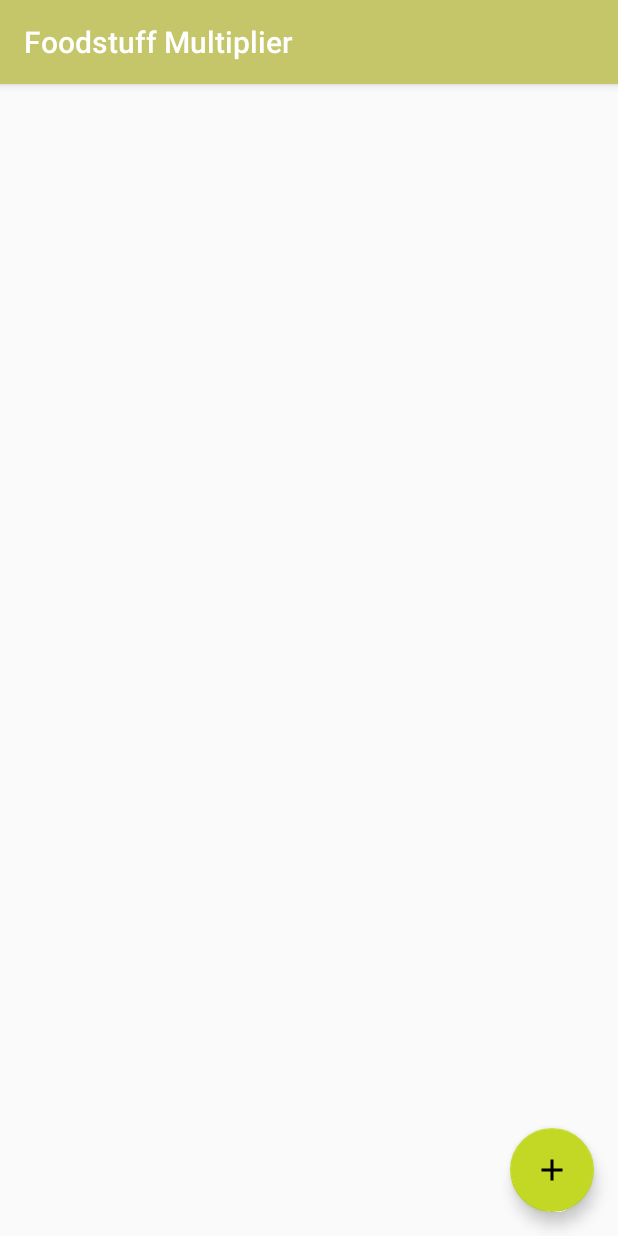
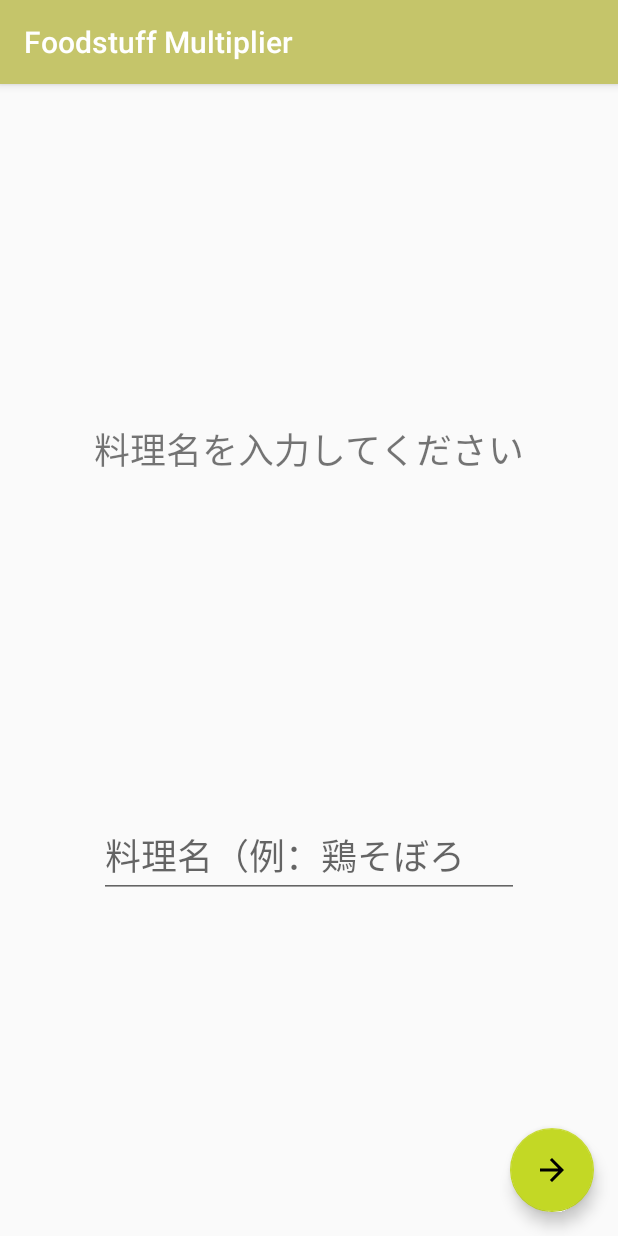
Before and after one commit to otsuka-kohei/foodstuff-multiplier, an Android app: the screen it shows after launch (MainActivity), after a tap on an icon or button, on a phone screen of 412 x 824 dp. Run offline under Robolectric (Android 15) with nearby library versions, the phone set to English and light mode, and no system bars; our stand-ins replace navigation-ui; 3 statements that could not run were skipped.

Commit message:
料理名入力画面を追加

```diff
--- a/app/src/main/java/com/example/foodstuff_multiplier/MainActivity.kt
+++ b/app/src/main/java/com/example/foodstuff_multiplier/MainActivity.kt
@@ -18,9 +18,7 @@ class MainActivity : AppCompatActivity() {
         val navigationController = findNavController(navigationHostFragment)
         val appBarConfiguration = AppBarConfiguration(navigationController.graph)
         setupActionBarWithNavController(navigationController, appBarConfiguration)
+    }
 
-        addDishButton.setOnClickListener {
-
-        }
-    }
+    override fun onSupportNavigateUp() = findNavController(navigationHostFragment).navigateUp()
 }
--- a/app/src/main/java/com/example/foodstuff_multiplier/fragments/DishListFragment.kt
+++ b/app/src/main/java/com/example/foodstuff_multiplier/fragments/DishListFragment.kt
@@ -7,8 +7,10 @@ import androidx.fragment.app.Fragment
 import android.view.LayoutInflater
 import android.view.View
 import android.view.ViewGroup
+import androidx.navigation.fragment.findNavController
 
 import com.example.foodstuff_multiplier.R
+import kotlinx.android.synthetic.main.fragment_dish_list.*
 
 class DishListFragment : Fragment() {
 
@@ -19,4 +21,13 @@ class DishListFragment : Fragment() {
         // Inflate the layout for this fragment
         return inflater.inflate(R.layout.fragment_dish_list, container, false)
     }
+
+
+    override fun onActivityCreated(savedInstanceState: Bundle?) {
+        super.onActivityCreated(savedInstanceState)
+
+        addDishButton.setOnClickListener {
+            findNavController().navigate(R.id.action_dishListFragment_to_inputDishNameFragment)
+        }
+    }
 }
--- /dev/null
+++ b/app/src/main/java/com/example/foodstuff_multiplier/fragments/InputDishNameFragment.kt
@@ -0,0 +1,20 @@
+package com.example.foodstuff_multiplier.fragments
+
+import android.os.Bundle
+import androidx.fragment.app.Fragment
+import android.view.LayoutInflater
+import android.view.View
+import android.view.ViewGroup
+
+import com.example.foodstuff_multiplier.R
+
+class InputDishNameFragment : Fragment() {
+
+    override fun onCreateView(
+        inflater: LayoutInflater, container: ViewGroup?,
+        savedInstanceState: Bundle?
+    ): View? {
+        // Inflate the layout for this fragment
+        return inflater.inflate(R.layout.fragment_input_dish_name, container, false)
+    }
+}
--- /dev/null
+++ b/app/src/main/res/anim/slide_from_right.xml
@@ -0,0 +1,7 @@
+<?xml version="1.0" encoding="utf-8"?>
+<set xmlns:android="http://schemas.android.com/apk/res/android">
+    <translate android:fromXDelta="100%p" android:toXDelta="0"
+        android:duration="@android:integer/config_mediumAnimTime" />
+    <alpha android:fromAlpha="0.0" android:toAlpha="1.0"
+        android:duration="@android:integer/config_mediumAnimTime" />
+</set>
--- /dev/null
+++ b/app/src/main/res/anim/slide_to_left.xml
@@ -0,0 +1,7 @@
+<?xml version="1.0" encoding="utf-8"?>
+<set xmlns:android="http://schemas.android.com/apk/res/android">
+    <translate android:fromXDelta="0" android:toXDelta="-100%p"
+        android:duration="@android:integer/config_mediumAnimTime" />
+    <alpha android:fromAlpha="1.0" android:toAlpha="0.0"
+        android:duration="@android:integer/config_mediumAnimTime" />
+</set>
--- /dev/null
+++ b/app/src/main/res/drawable-anydpi/ic_arrow_forward.xml
@@ -0,0 +1,9 @@
+<vector xmlns:android="http://schemas.android.com/apk/res/android"
+        android:width="24dp"
+        android:height="24dp"
+        android:viewportWidth="24.0"
+        android:viewportHeight="24.0">
+    <path
+        android:fillColor="#FF000000"
+        android:pathData="M12,4l-1.41,1.41L16.17,11H4v2h12.17l-5.58,5.59L12,20l8,-8z"/>
+</vector>
--- /dev/null
+++ b/app/src/main/res/drawable-anydpi/ic_navigate_next.xml
@@ -0,0 +1,9 @@
+<vector xmlns:android="http://schemas.android.com/apk/res/android"
+        android:width="24dp"
+        android:height="24dp"
+        android:viewportWidth="24.0"
+        android:viewportHeight="24.0">
+    <path
+        android:fillColor="#FF000000"
+        android:pathData="M10,6L8.59,7.41 13.17,12l-4.58,4.59L10,18l6,-6z"/>
+</vector>
--- /dev/null
+++ b/app/src/main/res/layout/fragment_input_dish_name.xml
@@ -0,0 +1,45 @@
+<?xml version="1.0" encoding="utf-8"?>
+<androidx.constraintlayout.widget.ConstraintLayout xmlns:android="http://schemas.android.com/apk/res/android"
+    xmlns:app="http://schemas.android.com/apk/res-auto"
+    xmlns:tools="http://schemas.android.com/tools"
+    android:layout_width="match_parent"
+    android:layout_height="match_parent"
+    tools:context=".fragments.InputDishNameFragment">
+
+    <!-- TODO: Update blank fragment layout -->
+
+    <EditText
+        android:id="@+id/editText"
+        android:layout_width="wrap_content"
+        android:layout_height="wrap_content"
+        android:ems="10"
+        android:hint="料理名（例：鶏そぼろ"
+        android:inputType="textPersonName"
+        android:textSize="24sp"
+        app:layout_constraintBottom_toBottomOf="parent"
+        app:layout_constraintEnd_toEndOf="parent"
+        app:layout_constraintStart_toStartOf="parent"
+        app:layout_constraintTop_toBottomOf="@+id/textView" />
+
+    <TextView
+        android:id="@+id/textView"
+        android:layout_width="wrap_content"
+        android:layout_height="wrap_content"
+        android:text="料理名を入力してください"
+        android:textSize="24sp"
+        app:layout_constraintBottom_toTopOf="@+id/editText"
+        app:layout_constraintEnd_toEndOf="parent"
+        app:layout_constraintStart_toStartOf="parent"
+        app:layout_constraintTop_toTopOf="parent" />
+
+    <com.google.android.material.floatingactionbutton.FloatingActionButton
+        android:id="@+id/floatingActionButton"
+        android:layout_width="wrap_content"
+        android:layout_height="wrap_content"
+        android:layout_marginEnd="16dp"
+        android:layout_marginBottom="16dp"
+        android:clickable="true"
+        android:src="@drawable/ic_arrow_forward"
+        app:layout_constraintBottom_toBottomOf="parent"
+        app:layout_constraintEnd_toEndOf="parent" />
+</androidx.constraintlayout.widget.ConstraintLayout>
--- a/app/src/main/res/navigation/navigation_graph.xml
+++ b/app/src/main/res/navigation/navigation_graph.xml
@@ -8,6 +8,19 @@
     <fragment
         android:id="@+id/dishListFragment"
         android:name="com.example.foodstuff_multiplier.fragments.DishListFragment"
-        android:label="fragment_dish_list"
-        tools:layout="@layout/fragment_dish_list" />
+        android:label="Foodstuff Multiplier"
+        tools:layout="@layout/fragment_dish_list" >
+        <action
+            android:id="@+id/action_dishListFragment_to_inputDishNameFragment"
+            app:destination="@id/inputDishNameFragment"
+            app:enterAnim="@anim/slide_from_right"
+            app:exitAnim="@anim/slide_to_left"/>
+    </fragment>
+
+    <fragment
+        android:id="@+id/inputDishNameFragment"
+        android:name="com.example.foodstuff_multiplier.fragments.InputDishNameFragment"
+        android:label="料理名を入力"
+        tools:layout="@layout/fragment_input_dish_name"
+        />
 </navigation>
```
